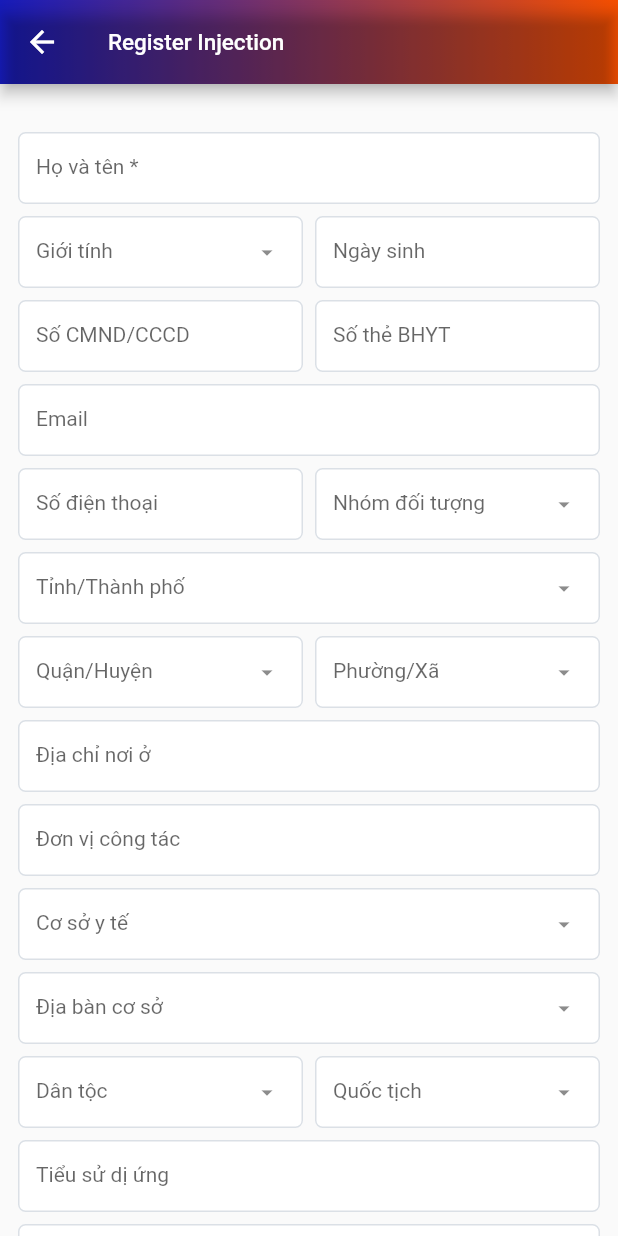
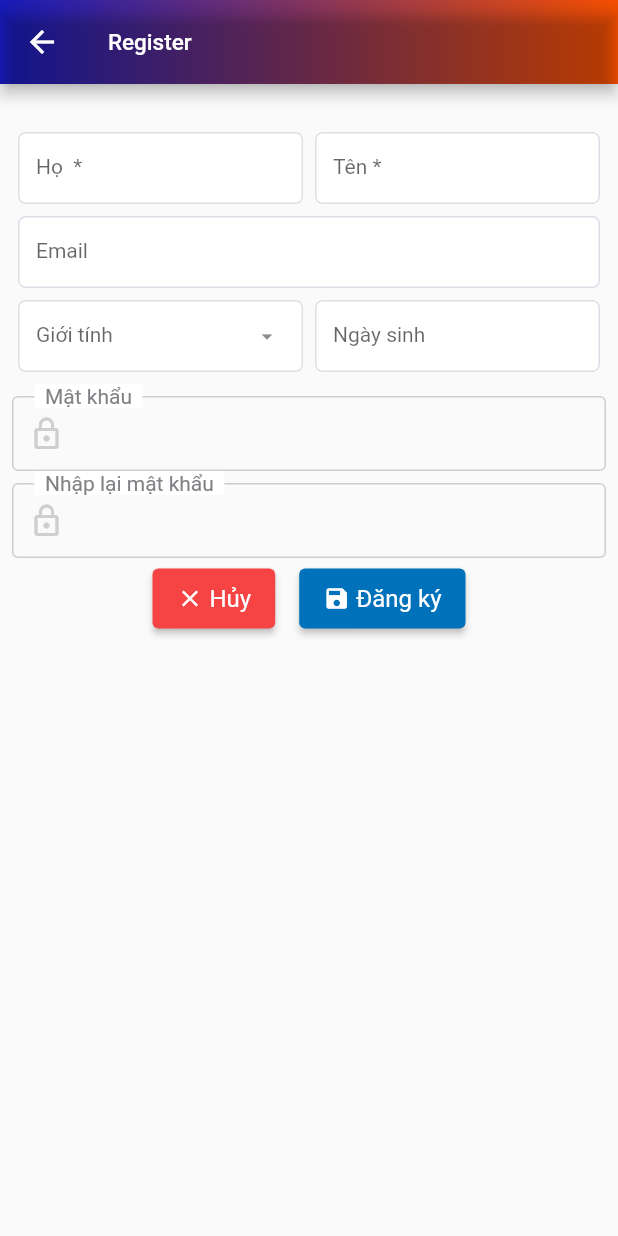
Before and after one commit to tapdoanhonguyen/nukevietapp, a Flutter app: the Register screen opened by its route, on a phone screen of 412 x 824 dp. Run offline on Flutter 3.47's test engine with Material 2 defaults, Android fonts, the phone set to English and light mode, and no system bars; our stand-ins replace awesome_dialog, cached_network_image, cloud_firestore, flutter_svg, get, google_fonts and 4 more; missing offline and left inert: crypt, simple_logger, tiengviet; accounts and stored records are empty; network calls fail; statements that could not run were skipped.

Commit message:
fix back appbar

```diff
--- a/lib/src/modules/users/register_controller.dart
+++ b/lib/src/modules/users/register_controller.dart
@@ -12,35 +12,22 @@ class RegisterController extends GetxController with BaseViewModel {
     PickerItem(name: 'Không xác định', id: 2),
   ];
 
-  TextEditingController nameCtrl = TextEditingController();
+  TextEditingController firstnameCtrl = TextEditingController();
+  TextEditingController lastnameCtrl = TextEditingController();
   PickerController genderCtrl = PickerController();
   DatePickerController dobCtrl = DatePickerController();
-  TextEditingController idCtrl = TextEditingController();
-  TextEditingController bhytCtrl = TextEditingController();
-  TextEditingController phoneCtrl = TextEditingController();
   TextEditingController emailCtrl = TextEditingController();
-  PickerController cityCtrl = PickerController();
-  PickerController districtCtrl = PickerController();
-  PickerController wardCtrl = PickerController();
-  TextEditingController addressCtrl = TextEditingController();
-  PickerController groupCtrl = PickerController();
-  TextEditingController unitCtrl = TextEditingController();
-  PickerController csytCtrl = PickerController();
-  PickerController localCtrl = PickerController();
-  PickerController danTocCtrl = PickerController();
-  PickerController quocTichCtrl = PickerController();
-  TextEditingController tieuSuCtrl = TextEditingController();
-  TextEditingController benhLyCtrl = TextEditingController();
-  TextEditingController thuocCtrl = TextEditingController();
-  DatePickerController ngayDKCtrl = DatePickerController();
-  TextEditingController luuYCtrl = TextEditingController();
+  TextEditingController passwordCtrl = TextEditingController();
+  TextEditingController passwordveryCtrl = TextEditingController();
+
 
   @override
   onInit() {
     super.onInit();
     genderCtrl.listData = gender;
+    passwordCtrl.text = r'';
     Future.wait([
-
+      CheckPass();
     ]);
   }
 
@@ -49,36 +36,17 @@ class RegisterController extends GetxController with BaseViewModel {
   ///
   register() {
     Map<String, dynamic> params = {
-      "HoVaTen": nameCtrl.text,
-      "NgaySinh": dobCtrl.text,
-      "GioiTinh": genderCtrl.pickedID,
-      "CMTCCCD": idCtrl.text,
-      "NgheNghiep": "",
-      "NhomDoiTuong": groupCtrl.pickedID,
-      "DonViCongTac": unitCtrl.text,
-      "SoDienThoai": phoneCtrl.text,
+      "firstname": firstnameCtrl.text,
+      "lastname": lastnameCtrl.text,
+      "birthday": dobCtrl.text,
+      "gender": genderCtrl.pickedID,
       "Email": emailCtrl.text,
-      "MaSoBHXH": "",
-      "SoTheBHYT": bhytCtrl.text,
-      "DiaChiNoiO": addressCtrl.text,
-      "TinhThanh_Ma": cityCtrl.pickedCode,
-      "TinhThanh_Ten": cityCtrl.pickedName,
-      "QuanHuyen_Ma": districtCtrl.pickedCode,
-      "QuanHuyen_Ten": districtCtrl.pickedName,
-      "PhuongXa_Ma": wardCtrl.pickedCode,
-      "PhuongXa_Ten": wardCtrl.pickedName,
-      "DiaBanCoSo_ID": localCtrl.pickedID,
-      "CoSoYTe_Ma": csytCtrl.pickedID,
-      "CoSoYTe_Ten": csytCtrl.pickedName,
-      "DanToc_Ma": danTocCtrl.pickedID,
-      "QuocTich_Ma": quocTichCtrl.pickedID,
-      "TienSuDiUng": tieuSuCtrl.text,
-      "CacBenhLyDangMac": benhLyCtrl.text,
-      "CacThuocDangDung": thuocCtrl.text,
-      "GhiChu": luuYCtrl.text,
-      "NgayDangKi": ngayDKCtrl.text,
       "TinhTrangDangKi": 1
     };
     logger.info(params);
   }
+
+  CheckPass() {
+    return RegisterController
+  }
 }
--- a/lib/src/themes/default/modules/users/register_ui.dart
+++ b/lib/src/themes/default/modules/users/register_ui.dart
@@ -1,17 +1,22 @@
 import 'package:flutter/material.dart';
 import 'package:get/get.dart';
+import 'package:nukeviet/src/include/router.dart';
 import 'package:nukeviet/src/modules/users/register_controller.dart';
 import 'package:nukeviet/src/themes/default/color.dart';
 import 'package:nukeviet/src/themes/default/custom_date_input_ui.dart';
 import 'package:nukeviet/src/themes/default/custom_picker_input_ui.dart';
+import 'package:nukeviet/src/vendor/commons/utils.dart';
 import 'package:nukeviet/src/vendor/components/custom_app_bar.dart';
 import 'package:nukeviet/src/vendor/components/custom_form_input.dart';
 import 'package:nukeviet/src/vendor/components/nv_button.dart';
+import 'package:nukeviet/src/vendor/components/password_input.dart';
 
 class Register extends StatelessWidget {
   final RegisterController controller =
   Get.put(RegisterController());
-
+  final FocusNode _focusNode = FocusNode();
+  var _usernameController = TextEditingController();
+  String _usernameError;
   Widget rowInput(List<Widget> inputList) {
     return Container(
       margin: EdgeInsets.only(bottom: 8),
@@ -33,7 +38,7 @@ class Register extends StatelessWidget {
   @override
   Widget build(BuildContext context) {
     return Scaffold(
-      appBar: GradientAppBar(title: "Register Injection"),
+      appBar: GradientAppBar(title: "Register"),
       body: Obx(
             () => Container(
           width: double.infinity,
@@ -45,9 +50,21 @@ class Register extends StatelessWidget {
                 Text("${controller.name}"),
                 rowInput([
                   CustomFormInput(
-                    controller: controller.nameCtrl,
-                    labelText: 'Họ và tên',
+                    controller: controller.firstnameCtrl,
+                    labelText: 'Họ ',
                     required: true,
+                  ),
+                  CustomFormInput(
+                    controller: controller.lastnameCtrl,
+                    labelText: 'Tên',
+                    required: true,
+                  ),
+                ]),
+
+                rowInput([
+                  CustomFormInput(
+                    controller: controller.emailCtrl,
+                    labelText: 'Email',
                   ),
                 ]),
                 rowInput([
@@ -61,139 +78,26 @@ class Register extends StatelessWidget {
                     label: r'Ngày sinh',
                   ),
                 ]),
-                rowInput([
-                  CustomFormInput(
-                    controller: controller.idCtrl,
-                    labelText: 'Số CMND/CCCD',
-                  ),
-                  CustomFormInput(
-                    controller: controller.bhytCtrl,
-                    labelText: r'Số thẻ BHYT',
-                  ),
-                ]),
-                rowInput([
-                  CustomFormInput(
-                    controller: controller.emailCtrl,
-                    labelText: 'Email',
-                  ),
-                ]),
-                rowInput([
-                  CustomFormInput(
-                    controller: controller.phoneCtrl,
-                    keyboardType: TextInputType.phone,
-                    labelText: r'Số điện thoại',
-                  ),
-                  CustomPickerInput(
-                    controller: controller.groupCtrl,
-                    mainContext: context,
-                    label: r'Nhóm đối tượng',
-                    searchPlaceholder: r'Nhập tên đối tượng',
-                  ),
-                ]),
-                rowInput([
-                  CustomPickerInput(
-                    controller: controller.cityCtrl,
-                    mainContext: context,
-                    label: r'Tỉnh/Thành phố',
-                    searchPlaceholder: r'Nhập tên Tình/Thành phố',
-                    onSelectedData: (item) async {
-                      var id = int.tryParse(item.id.toString());
+
+                PasswordInput(
+                  focusNode: _focusNode,
+                  controller: controller.passwordCtrl,
+                  label: 'Mật khẩu'.tr,
+                ),
+                PasswordInput(
+                  focusNode: _focusNode,
+                  controller: controller.passwordveryCtrl,
+                  label: 'Nhập lại mật khẩu'.tr,
+                    onChanged: (val){
+                      logger.info(val);
+                      if(val.isEmpty)
+                        return 'Empty';
+                      if(val != controller.passwordCtrl.text)
+                        return 'Not Match';
+                      return null;
                     },
-                  ),
-                ]),
-                rowInput([
-                  CustomPickerInput(
-                    controller: controller.districtCtrl,
-                    mainContext: context,
-                    label: r'Quận/Huyện',
-                    searchPlaceholder: r'Nhập tên Quận/Huyện',
-                    onSelectedData: (item) async {
-                      var id = int.tryParse(item.id.toString());
-                    },
-                  ),
-                  CustomPickerInput(
-                    controller: controller.wardCtrl,
-                    mainContext: context,
-                    label: r'Phường/Xã',
-                    searchPlaceholder: r'Nhập tên Phường/Xã',
-                  ),
-                ]),
-                rowInput([
-                  CustomFormInput(
-                    controller: controller.addressCtrl,
-                    labelText: 'Địa chỉ nơi ở',
-                  ),
-                ]),
-                rowInput([
-                  CustomFormInput(
-                    controller: controller.unitCtrl,
-                    labelText: r'Đơn vị công tác',
-                  ),
-                ]),
-                rowInput([
-                  CustomPickerInput(
-                    controller: controller.csytCtrl,
-                    mainContext: context,
-                    label: 'Cơ sở y tế',
-                    searchPlaceholder: r'Nhập tên Cơ sở y tế',
-                    onSelectedData: (item) async {
-                      var id = int.tryParse(item.id.toString());
-                    },
-                  ),
-                ]),
-                rowInput([
-                  CustomPickerInput(
-                    controller: controller.localCtrl,
-                    mainContext: context,
-                    label: 'Địa bàn cơ sở',
-                    searchPlaceholder: r'Nhập tên Địa bàn cở sở',
-                  ),
-                ]),
-                rowInput([
-                  CustomPickerInput(
-                    controller: controller.danTocCtrl,
-                    mainContext: context,
-                    label: 'Dân tộc',
-                    searchPlaceholder: r'Nhập tên dân tộc',
-                  ),
-                  CustomPickerInput(
-                    controller: controller.quocTichCtrl,
-                    mainContext: context,
-                    label: r'Quốc tịch',
-                    searchPlaceholder: r'Nhập tên quốc gia',
-                  ),
-                ]),
-                rowInput([
-                  CustomFormInput(
-                    controller: controller.tieuSuCtrl,
-                    labelText: r'Tiểu sử dị ứng',
-                  ),
-                ]),
-                rowInput([
-                  CustomFormInput(
-                    controller: controller.benhLyCtrl,
-                    labelText: r'Các bệnh lý đang mắc',
-                  ),
-                ]),
-                rowInput([
-                  CustomFormInput(
-                    controller: controller.thuocCtrl,
-                    labelText: r'Các thuốc đang dùng',
-                  ),
-                ]),
-                rowInput([
-                  CustomDateInput(
-                    controller: controller.ngayDKCtrl,
-                    label: r'Ngày đăng ký tiêm',
-                  ),
-                  SizedBox(),
-                ]),
-                rowInput([
-                  CustomFormInput(
-                    controller: controller.luuYCtrl,
-                    labelText: 'Lưu ý',
-                  ),
-                ]),
+                ),
+
                 Container(
                   height: 54,
                   child: Row(
@@ -202,11 +106,11 @@ class Register extends StatelessWidget {
                       NvButton(
                         title: r'Hủy',
                         color: AppColor.error,
-                        onTap: () => Get.back(),
+                        onTap: () => Get.offAndToNamed(GetRouter.login),
                       ),
                       SizedBox(width: 16),
                       NvButton(
-                        title: r'Đăng ký tiêm',
+                        title: r'Đăng ký',
                         color: AppColor.main,
                         icon: Icons.save,
                         onTap: () => controller.register(),
@@ -221,4 +125,5 @@ class Register extends StatelessWidget {
       ),
     );
   }
+
 }
--- a/lib/src/vendor/components/custom_app_bar.dart
+++ b/lib/src/vendor/components/custom_app_bar.dart
@@ -1,6 +1,7 @@
 import 'package:flutter/material.dart';
 import 'package:get/get.dart';
 import 'package:nukeviet/src/include/constants.dart';
+import 'package:nukeviet/src/include/router.dart';
 import 'package:nukeviet/src/themes/default/styles.dart';
 
 class GradientAppBar extends StatelessWidget implements PreferredSizeWidget {
@@ -37,7 +38,7 @@ class GradientAppBar extends StatelessWidget implements PreferredSizeWidget {
           ),
           AppBar(
             backgroundColor: Colors.transparent,
-            leading: canBack ? BackButton(onPressed: () => Get.back()) : null,
+            leading: BackButton(onPressed: () => Get.offAndToNamed(GetRouter.login)),
             title: Text(
               title,
               style: AppStyle.appBarTitle,
```
